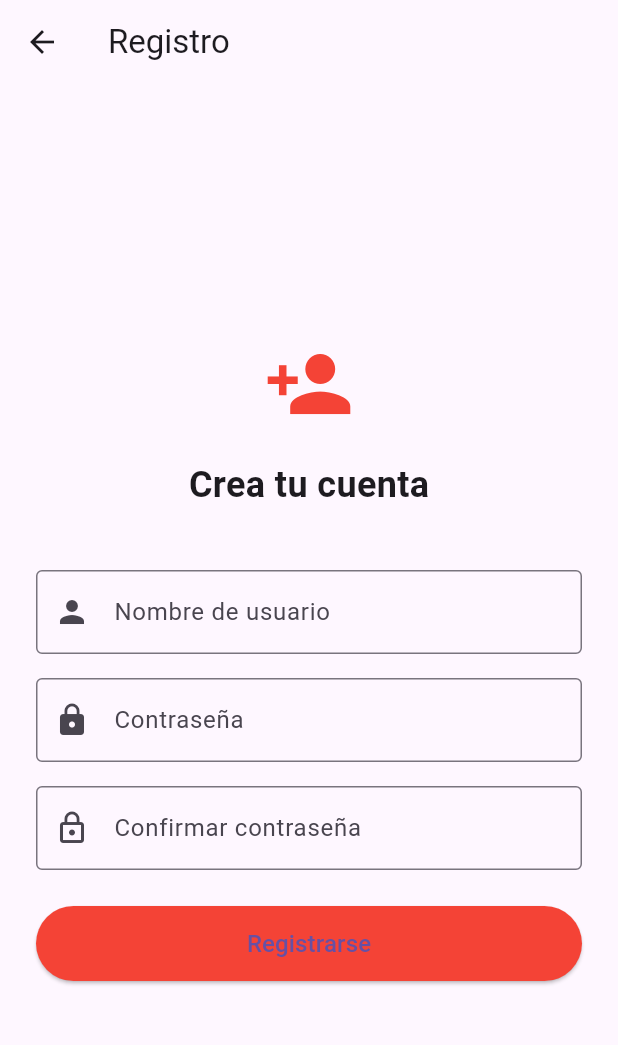
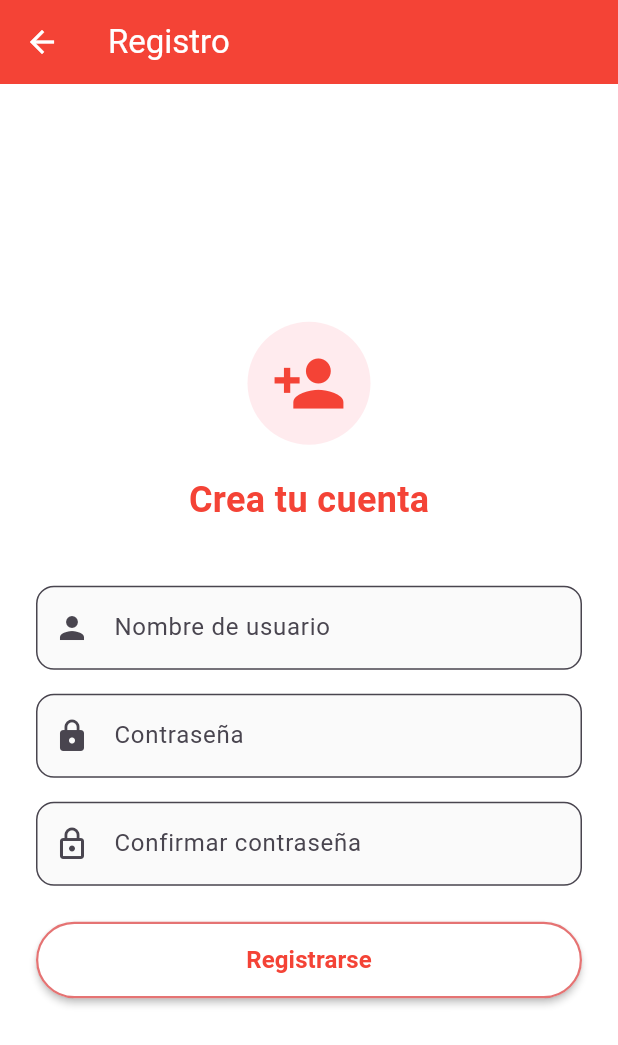
Before and after one commit to Danniel-Al/Taller-Apps-ecg_monitor, a Flutter app: the screen it shows after launch, after a tap on "¿No tienes cuenta? Regístrate", on a phone screen of 412 x 824 dp. Shown: the top 1045 px of the screen. Run offline on Flutter 3.47's test engine with Material 3 defaults, Android fonts, the phone set to English and light mode, and no system bars.

Commit message:
Mejora de diseño estético de pantalla de inicio, de registro, datos demograficos

```diff
--- a/lib/screens/login_screen.dart
+++ b/lib/screens/login_screen.dart
@@ -1,12 +1,11 @@
 // lib/screens/login_screen.dart
 // PANTALLA DE INICIO DE SESIÓN
-// Permite al usuario autenticarse para entrar a la aplicación
 
 import 'package:flutter/material.dart';
-import 'register_screen.dart';  // Importa la pantalla de registro para navegar
+import 'register_screen.dart';
+import 'demographic_screen.dart';
 
 class LoginScreen extends StatefulWidget {
-  // StatefulWidget = widget que PUEDE cambiar su estado (ej: mostrar errores)
   const LoginScreen({super.key});
 
   @override
@@ -14,34 +13,36 @@ class LoginScreen extends StatefulWidget {
 }
 
 class _LoginScreenState extends State<LoginScreen> {
-  // Controladores: permiten leer el texto que el usuario escribe en los campos
   final TextEditingController _usernameController = TextEditingController();
   final TextEditingController _passwordController = TextEditingController();
 
-  // Función que se ejecuta al presionar el botón "Iniciar sesión"
   void _handleLogin() {
-    // trim() elimina espacios en blanco al inicio y final
     final username = _usernameController.text.trim();
     final password = _passwordController.text;
 
-    // Validación básica: ambos campos deben tener contenido
     if (username.isEmpty || password.isEmpty) {
       _showError('Por favor ingresa usuario y contraseña');
     } else {
-      // Por ahora solo muestra un mensaje de bienvenida
-      // En el futuro: validará contra usuarios registrados y navegará a Home
       _showSuccess('Bienvenido $username');
+      Future.delayed(const Duration(seconds: 1), () {
+        if (mounted) {
+          Navigator.pushReplacement(
+            context,
+            MaterialPageRoute(
+              builder: (_) => DemographicScreen(username: username),
+            ),
+          );
+        }
+      });
     }
   }
 
-  // Muestra un mensaje de error (fondo rojo)
   void _showError(String message) {
     ScaffoldMessenger.of(context).showSnackBar(
       SnackBar(content: Text(message), backgroundColor: Colors.red),
     );
   }
 
-  // Muestra un mensaje de éxito (fondo verde)
   void _showSuccess(String message) {
     ScaffoldMessenger.of(context).showSnackBar(
       SnackBar(content: Text(message), backgroundColor: Colors.green),
@@ -50,70 +51,87 @@ class _LoginScreenState extends State<LoginScreen> {
 
   @override
   Widget build(BuildContext context) {
-    // Scaffold = estructura básica de una pantalla (barra superior, cuerpo, etc.)
     return Scaffold(
+      backgroundColor: Colors.white,
       body: Padding(
-        // Padding = margen interior de 24 píxeles en todos los lados
         padding: const EdgeInsets.all(24.0),
         child: Column(
-          // Column = organiza los widgets en vertical (uno debajo del otro)
-          mainAxisAlignment: MainAxisAlignment.center,  // Centra verticalmente
+          mainAxisAlignment: MainAxisAlignment.center,
           children: [
-            // ========== ICONO PRINCIPAL ==========
-            const Icon(Icons.favorite, size: 80, color: Colors.red),
-            const SizedBox(height: 20),  // Espacio vertical
-
-            // ========== TÍTULO ==========
+            // Icono principal
+            Container(
+              padding: const EdgeInsets.all(20),
+              decoration: BoxDecoration(
+                color: Colors.red.shade50,
+                shape: BoxShape.circle,
+              ),
+              child: const Icon(Icons.favorite, size: 60, color: Colors.red),
+            ),
+            const SizedBox(height: 20),
             const Text(
               'Monitor ECG',
-              style: TextStyle(fontSize: 28, fontWeight: FontWeight.bold),
+              style: TextStyle(fontSize: 28, fontWeight: FontWeight.bold, color: Colors.red),
             ),
             const SizedBox(height: 40),
-
-            // ========== CAMPO: USUARIO ==========
+            // Campo usuario
             TextField(
-              controller: _usernameController,  // Conecta con el controlador
-              decoration: const InputDecoration(
-                labelText: 'Nombre de usuario',  // Etiqueta flotante
-                border: OutlineInputBorder(),    // Borde redondeado
-                prefixIcon: Icon(Icons.person),  // Ícono a la izquierda
+              controller: _usernameController,
+              decoration: InputDecoration(
+                labelText: 'Nombre de usuario',
+                border: OutlineInputBorder(borderRadius: BorderRadius.circular(12)),
+                prefixIcon: const Icon(Icons.person),
+                filled: true,
+                fillColor: Colors.grey.shade50,
               ),
             ),
             const SizedBox(height: 16),
-
-            // ========== CAMPO: CONTRASEÑA ==========
+            // Campo contraseña
             TextField(
               controller: _passwordController,
-              obscureText: true,  // Oculta el texto (muestra puntos ●●●)
-              decoration: const InputDecoration(
+              obscureText: true,
+              decoration: InputDecoration(
                 labelText: 'Contraseña',
-                border: OutlineInputBorder(),
-                prefixIcon: Icon(Icons.lock),
+                border: OutlineInputBorder(borderRadius: BorderRadius.circular(12)),
+                prefixIcon: const Icon(Icons.lock),
+                filled: true,
+                fillColor: Colors.grey.shade50,
               ),
             ),
             const SizedBox(height: 24),
-
-            // ========== BOTÓN: INICIAR SESIÓN ==========
-            ElevatedButton(
-              onPressed: _handleLogin,  // Función al hacer clic
-              style: ElevatedButton.styleFrom(
-                minimumSize: const Size(double.infinity, 50),  // Ancho completo, alto 50
-                backgroundColor: Colors.red,  // Fondo rojo
+            // Botón iniciar sesión
+            SizedBox(
+              width: double.infinity,
+              child: ElevatedButton(
+                onPressed: _handleLogin,
+                style: ElevatedButton.styleFrom(
+                  backgroundColor: Colors.white,
+                  foregroundColor: Colors.red,
+                  padding: const EdgeInsets.symmetric(vertical: 14),
+                  shape: RoundedRectangleBorder(
+                    borderRadius: BorderRadius.circular(30),
+                    side: BorderSide(color: Colors.red.shade300, width: 1.5),
+                  ),
+                  elevation: 2,
+                ),
+                child: const Text(
+                  'Iniciar sesión',
+                  style: TextStyle(fontSize: 16, fontWeight: FontWeight.bold),
+                ),
               ),
-              child: const Text('Iniciar sesión', style: TextStyle(fontSize: 16)),
             ),
             const SizedBox(height: 16),
-
-            // ========== BOTÓN: IR A REGISTRO ==========
+            // Botón ir a registro
             TextButton(
               onPressed: () {
-                // Navega a la pantalla de registro
                 Navigator.push(
                   context,
                   MaterialPageRoute(builder: (_) => const RegisterScreen()),
                 );
               },
-              child: const Text('¿No tienes cuenta? Regístrate'),
+              child: Text(
+                '¿No tienes cuenta? Regístrate',
+                style: TextStyle(color: Colors.red.shade700),
+              ),
             ),
           ],
         ),
--- a/lib/screens/register_screen.dart
+++ b/lib/screens/register_screen.dart
@@ -1,6 +1,5 @@
 // lib/screens/register_screen.dart
 // PANTALLA DE REGISTRO DE NUEVOS USUARIOS
-// Permite crear una nueva cuenta con validaciones
 
 import 'package:flutter/material.dart';
 
@@ -12,45 +11,37 @@ class RegisterScreen extends StatefulWidget {
 }
 
 class _RegisterScreenState extends State<RegisterScreen> {
-  // Controladores para cada campo de texto
   final TextEditingController _usernameController = TextEditingController();
   final TextEditingController _passwordController = TextEditingController();
   final TextEditingController _confirmController = TextEditingController();
 
-  // Función que se ejecuta al presionar "Registrarse"
   void _handleRegister() {
     final username = _usernameController.text.trim();
     final password = _passwordController.text;
     final confirm = _confirmController.text;
 
-    // ========== VALIDACIONES ==========
     if (username.isEmpty) {
       _showError('Ingresa un nombre de usuario');
     } else if (password.isEmpty) {
       _showError('Ingresa una contraseña');
     } else if (password != confirm) {
-      _showError('Las contraseñas no coinciden');  // Validación más importante
+      _showError('Las contraseñas no coinciden');
     } else if (password.length < 4) {
       _showError('La contraseña debe tener al menos 4 caracteres');
     } else {
-      // TODO: Aquí se guardará el usuario (SharedPreferences o base de datos)
       _showSuccess('Registro exitoso. Ahora inicia sesión.');
-
-      // Regresa automáticamente a la pantalla de login después de 2 segundos
       Future.delayed(const Duration(seconds: 2), () {
-        Navigator.pop(context);  // Cierra la pantalla actual (vuelve al login)
+        Navigator.pop(context);
       });
     }
   }
 
-  // Muestra error en rojo
   void _showError(String message) {
     ScaffoldMessenger.of(context).showSnackBar(
       SnackBar(content: Text(message), backgroundColor: Colors.red),
     );
   }
 
-  // Muestra éxito en verde
   void _showSuccess(String message) {
     ScaffoldMessenger.of(context).showSnackBar(
       SnackBar(content: Text(message), backgroundColor: Colors.green),
@@ -60,12 +51,14 @@ class _RegisterScreenState extends State<RegisterScreen> {
   @override
   Widget build(BuildContext context) {
     return Scaffold(
-      // AppBar = barra superior con título y flecha de retroceso
+      backgroundColor: Colors.white,
       appBar: AppBar(
-        title: const Text('Registro'),
+        title: const Text('Registro', style: TextStyle(color: Colors.white)),
+        backgroundColor: Colors.red,
+        elevation: 0,
         leading: IconButton(
-          icon: const Icon(Icons.arrow_back),
-          onPressed: () => Navigator.pop(context),  // Flecha para volver manualmente
+          icon: const Icon(Icons.arrow_back, color: Colors.white),
+          onPressed: () => Navigator.pop(context),
         ),
       ),
       body: Padding(
@@ -73,60 +66,78 @@ class _RegisterScreenState extends State<RegisterScreen> {
         child: Column(
           mainAxisAlignment: MainAxisAlignment.center,
           children: [
-            // ========== ICONO DE PERSONA ==========
-            const Icon(Icons.person_add, size: 60, color: Colors.red),
+            Container(
+              padding: const EdgeInsets.all(16),
+              decoration: BoxDecoration(
+                color: Colors.red.shade50,
+                shape: BoxShape.circle,
+              ),
+              child: const Icon(Icons.person_add, size: 50, color: Colors.red),
+            ),
             const SizedBox(height: 20),
-
-            // ========== TÍTULO ==========
             const Text(
               'Crea tu cuenta',
-              style: TextStyle(fontSize: 24, fontWeight: FontWeight.bold),
+              style: TextStyle(fontSize: 24, fontWeight: FontWeight.bold, color: Colors.red),
             ),
             const SizedBox(height: 40),
-
-            // ========== CAMPO: USUARIO ==========
+            // Campo usuario
             TextField(
               controller: _usernameController,
-              decoration: const InputDecoration(
+              decoration: InputDecoration(
                 labelText: 'Nombre de usuario',
-                border: OutlineInputBorder(),
-                prefixIcon: Icon(Icons.person),
+                border: OutlineInputBorder(borderRadius: BorderRadius.circular(12)),
+                prefixIcon: const Icon(Icons.person),
+                filled: true,
+                fillColor: Colors.grey.shade50,
               ),
             ),
             const SizedBox(height: 16),
-
-            // ========== CAMPO: CONTRASEÑA ==========
+            // Campo contraseña
             TextField(
               controller: _passwordController,
-              obscureText: true,  // Oculta con puntos
-              decoration: const InputDecoration(
+              obscureText: true,
+              decoration: InputDecoration(
                 labelText: 'Contraseña',
-                border: OutlineInputBorder(),
-                prefixIcon: Icon(Icons.lock),
+                border: OutlineInputBorder(borderRadius: BorderRadius.circular(12)),
+                prefixIcon: const Icon(Icons.lock),
+                filled: true,
+                fillColor: Colors.grey.shade50,
               ),
             ),
             const SizedBox(height: 16),
-
-            // ========== CAMPO: CONFIRMAR CONTRASEÑA ==========
+            // Campo confirmar contraseña
             TextField(
               controller: _confirmController,
               obscureText: true,
-              decoration: const InputDecoration(
+              decoration: InputDecoration(
                 labelText: 'Confirmar contraseña',
-                border: OutlineInputBorder(),
-                prefixIcon: Icon(Icons.lock_outline),
+                border: OutlineInputBorder(borderRadius: BorderRadius.circular(12)),
+                prefixIcon: const Icon(Icons.lock_outline),
+                filled: true,
+                fillColor: Colors.grey.shade50,
               ),
             ),
             const SizedBox(height: 24),
-
-            // ========== BOTÓN: REGISTRARSE ==========
-            ElevatedButton(
-              onPressed: _handleRegister,
-              style: ElevatedButton.styleFrom(
-                minimumSize: const Size(double.infinity, 50),
-                backgroundColor: Colors.red,
+            // Botón registrarse
+            SizedBox(
+              width: double.infinity,
+              child: ElevatedButton(
+                onPressed: _handleRegister,
+                style: ElevatedButton.styleFrom(
+                  backgroundColor: Colors.white,
+                  foregroundColor: Colors.red,
+                  padding: const EdgeInsets.symmetric(vertical: 14),
+                  shape: RoundedRectangleBorder(
+                    borderRadius: BorderRadius.circular(30),
+                    side: BorderSide(color: Colors.red.shade300, width: 1.5),
+                  ),
+                  elevation: 2,
+                ),
+                child: const Text(
+                  'Registrarse',
+                  style: TextStyle(fontSize: 16, fontWeight: FontWeight.bold),
+                ),
               ),
-              child: const Text('Registrarse', style: TextStyle(fontSize: 16)),
             ),
           ],
         ),
```
Also changed, not shown: lib/screens/demographic_screen.dart (+157 -150 lines).
